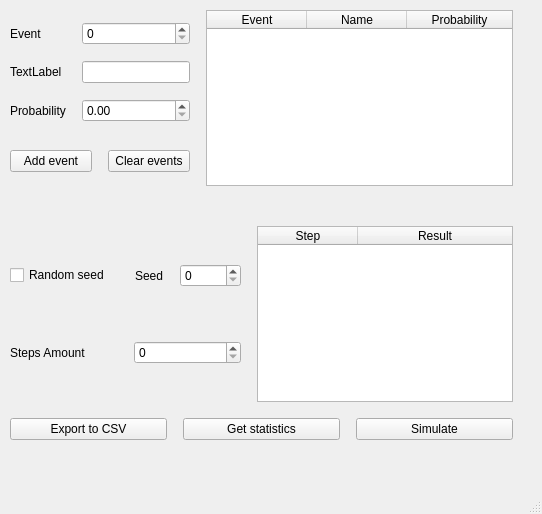
This is s3_lab2/s3_lab2/mainwindow.ui in dmytromk/s3_lab1 as Qt 5 draws it before an edit. The edited form follows.
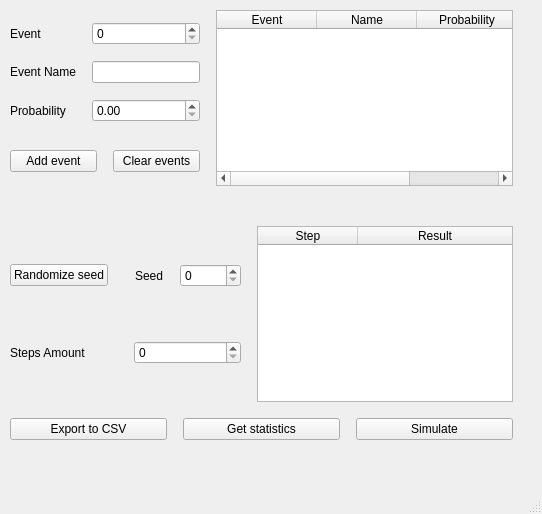
This is the edited form.

```diff
--- a/s3_lab2/s3_lab2/mainwindow.ui
+++ b/s3_lab2/s3_lab2/mainwindow.ui
@@ -48,7 +48,7 @@
              <item>
               <widget class="QLabel" name="labelEventName">
                <property name="text">
-                <string>TextLabel</string>
+                <string>Event Name</string>
                </property>
               </widget>
              </item>
@@ -160,9 +160,9 @@
              <item>
               <layout class="QHBoxLayout" name="seedLayout">
                <item>
-                <widget class="QCheckBox" name="randomSeedCheckBox">
+                <widget class="QPushButton" name="randomizeSeedButton">
                  <property name="text">
-                  <string>Random seed</string>
+                  <string>Randomize seed</string>
                  </property>
                 </widget>
                </item>
```
Left out of the diff: 2 changed lines with no effect on the pictures.
